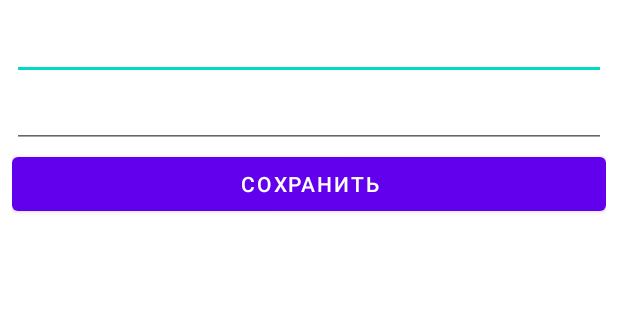
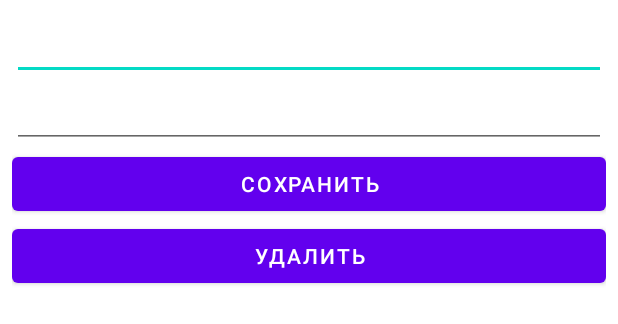
Before and after one commit to SoulsideJourney/Dictionary, an Android app: the layout activity_edit_pair.xml on its own in the app's theme, with its tools: preview values and no code run, on a phone screen of 412 x 824 dp. Shown: the top 324 px of the screen. Run offline under Robolectric (Android 15) with nearby library versions, the phone set to English and light mode, and no system bars.

```diff
--- a/app/src/main/java/ru/soulsidejourney/dictionary/CreatePairActivity.kt
+++ b/app/src/main/java/ru/soulsidejourney/dictionary/CreatePairActivity.kt
@@ -36,7 +36,7 @@ class CreatePairActivity : AppCompatActivity() {
         val id = DictionaryDbTable(this).store(pair)
 
         if (id == -1L){
-            displayErrorMessage("Херня какая-то")
+            displayErrorMessage("Ошибка")
         } else {
             //Вываливаемся обратно в главное меню
             val intent = Intent(this, MainActivity::class.java)
--- a/app/src/main/res/layout/activity_edit_pair.xml
+++ b/app/src/main/res/layout/activity_edit_pair.xml
@@ -22,6 +22,12 @@
         android:onClick="editPair"
         android:layout_width="match_parent"
         android:layout_height="wrap_content"/>
+    <Button
+        android:id="@+id/btn_delete"
+        android:text="@string/delete"
+        android:onClick="deletePair"
+        android:layout_width="match_parent"
+        android:layout_height="wrap_content"/>
     <TextView
         android:id="@+id/tv_error"
         android:visibility="invisible"
--- a/app/src/main/res/values/strings.xml
+++ b/app/src/main/res/values/strings.xml
@@ -11,4 +11,5 @@
     <string name="hello_second_fragment">Hello second fragment. Arg: %1$s</string>
     <string name="add_pair">Добавить...</string>
     <string name="save">Сохранить</string>
+    <string name="delete">Удалить</string>
 </resources>
```
Also changed, not shown: app/src/main/java/ru/soulsidejourney/dictionary/EditPairActivity.kt (+18 -1 lines), app/src/main/java/ru/soulsidejourney/dictionary/db/DictionaryDbTable.kt (+12 -0 lines).
